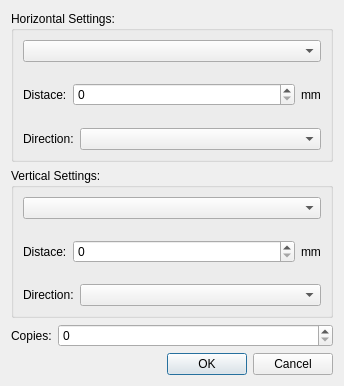
Old version of the form src/ui/MultiDuplicationDialog.ui in the repository oneminute/LaserController.
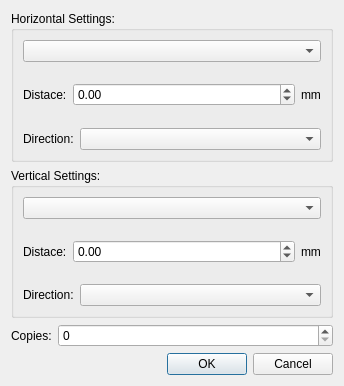
New version of the form.

Diff of the .ui file:
```diff
--- a/src/ui/MultiDuplicationDialog.ui
+++ b/src/ui/MultiDuplicationDialog.ui
@@ -18,6 +18,7 @@
     <widget class="QGroupBox" name="groupBox">
      <property name="font">
       <font>
+       <weight>50</weight>
        <bold>false</bold>
       </font>
      </property>
@@ -47,7 +48,14 @@
          </widget>
         </item>
         <item>
-         <widget class="QSpinBox" name="HDistance"/>
+         <widget class="QDoubleSpinBox" name="HDistance">
+          <property name="minimum">
+           <double>-1000.000000000000000</double>
+          </property>
+          <property name="maximum">
+           <double>1000.000000000000000</double>
+          </property>
+         </widget>
         </item>
         <item>
          <widget class="QLabel" name="label_3">
@@ -118,7 +126,14 @@
          </widget>
         </item>
         <item>
-         <widget class="QSpinBox" name="VDistance"/>
+         <widget class="QDoubleSpinBox" name="VDistance">
+          <property name="minimum">
+           <double>-1000.000000000000000</double>
+          </property>
+          <property name="maximum">
+           <double>1000.000000000000000</double>
+          </property>
+         </widget>
         </item>
         <item>
          <widget class="QLabel" name="label_7">
```
